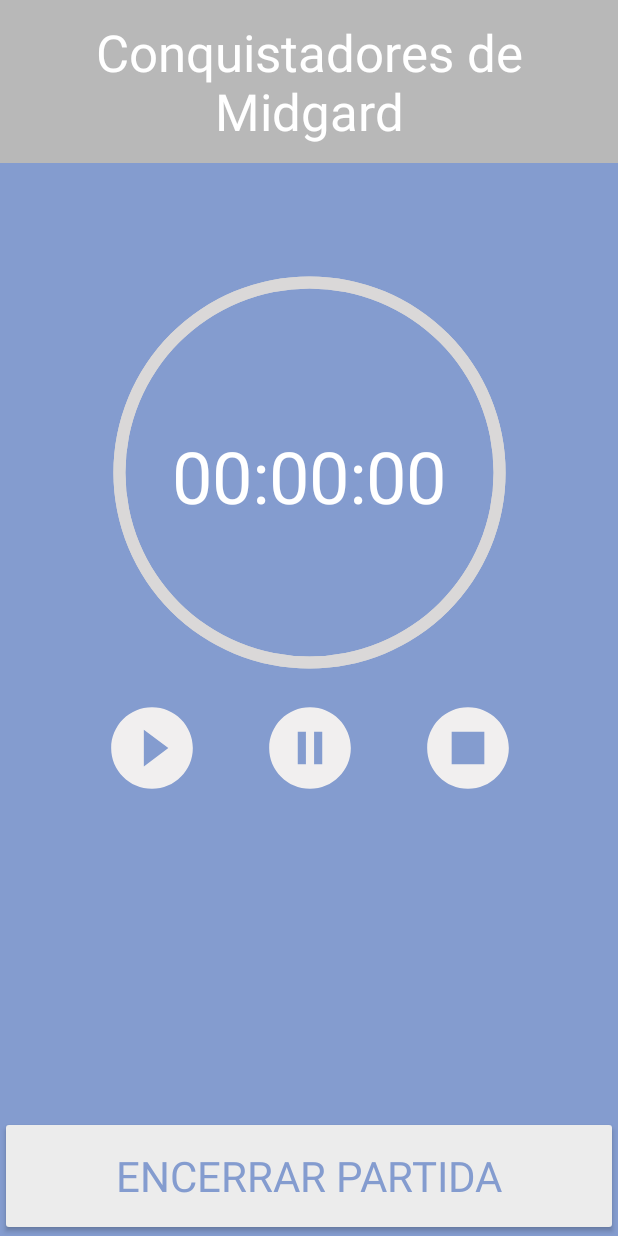
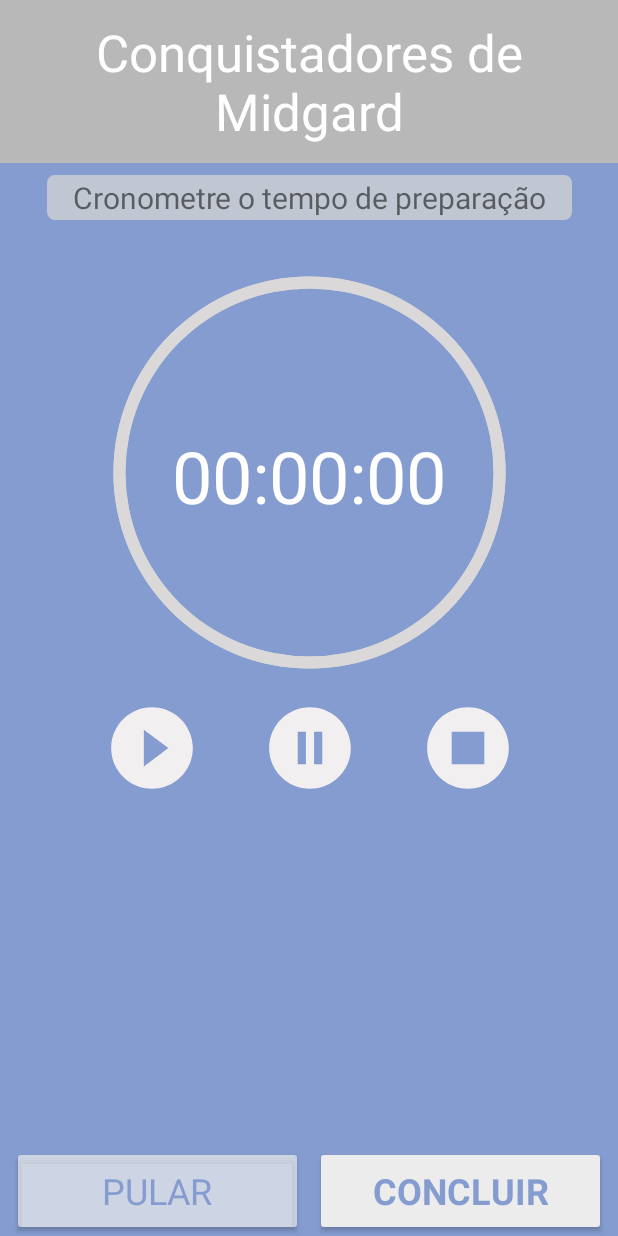
Before and after one commit to Luizahf/Ludometricas, an Android app: the CronometroActivity screen opened directly, with no data from a screen before it, on a phone screen of 412 x 824 dp. Run offline under Robolectric (Android 15) with nearby library versions, the phone set to English and light mode, and no system bars; our stand-ins replace Firebase (no records; nobody signed in at launch, a user with empty details on screens opened directly), Room's generated code.

Commit message:
Cronometrar tempo de preparacao do jogo

```diff
--- a/app/src/main/java/com/example/ludometricas/data/dao/AppDatabase.kt
+++ b/app/src/main/java/com/example/ludometricas/data/dao/AppDatabase.kt
@@ -6,7 +6,7 @@ import androidx.room.RoomDatabase
 @Database(entities = arrayOf(
     JogoLocal::class,
 ),
-    version = 5, exportSchema = false)
+    version = 6, exportSchema = false)
 abstract class AppDatabase : RoomDatabase() {
     abstract fun jogosDao(): JogosDao
 }
--- a/app/src/main/java/com/example/ludometricas/data/dataClasses/jogoLocal.kt
+++ b/app/src/main/java/com/example/ludometricas/data/dataClasses/jogoLocal.kt
@@ -14,11 +14,12 @@ data class JogoLocal (
     var RecordePontuacao: Int = 0,
     var RecordeData: String? = null,
     var tempoJogatina: Long  = 0,
+    var tempoMedioJogatina: Long  = 0,
     var notaMediaAteOMomento: Double = 0.0,
     var notaMecanicaMediaAteOMomento: Double = 0.0,
     var notaComponentesMediaAteOMomento: Double = 0.0,
     var notaExperienciaMediaAteOMomento: Double = 0.0,
     var jogatinas: Int = 0,
     var notaTotalAteOMomento: Double = 0.0,
-    var tempoMedioJogatina: Long? = 0,
+    var duracaoPreparacao: Long = 0
 )
--- a/app/src/main/java/com/example/ludometricas/data/jogo.kt
+++ b/app/src/main/java/com/example/ludometricas/data/jogo.kt
@@ -17,6 +17,7 @@ data class Jogo (
     var jogatinas: Int = 0,
     var historicoRecordes: MutableList<Recorde> = mutableListOf(),
     var tempoMedioJogatina: String = "0",
+    var tempoMedioPreparacao: String = "0",
     var tags: MutableList<String> = mutableListOf()
 
 )
--- a/app/src/main/res/layout/activity_cronometro.xml
+++ b/app/src/main/res/layout/activity_cronometro.xml
@@ -84,16 +84,64 @@
         app:srcCompat="@drawable/icn_stop" />
 
     <Button
-        android:id="@+id/encerrarPartida"
+        android:id="@+id/btn_concluir"
         android:layout_width="0dp"
-        android:layout_height="80dp"
+        android:layout_height="60dp"
+        android:layout_marginStart="8dp"
+        android:layout_marginEnd="8dp"
         android:backgroundTint="#ECECEC"
         android:fontFamily="sans-serif"
-        android:text="Encerrar partida"
+        android:text="concluir"
         android:textColor="@color/main_purple"
-        android:textSize="28sp"
+        android:textSize="24sp"
+        android:textStyle="bold"
         app:layout_constraintBottom_toBottomOf="parent"
         app:layout_constraintEnd_toEndOf="parent"
         app:layout_constraintHorizontal_bias="0.0"
+        app:layout_constraintStart_toStartOf="@+id/guideline3" />
+
+    <Button
+        android:id="@+id/btn_pular"
+        android:layout_width="0dp"
+        android:layout_height="60dp"
+        android:layout_marginStart="8dp"
+        android:backgroundTint="#B4ECECEC"
+        android:fontFamily="sans-serif"
+        android:text="Pular"
+        android:textColor="@color/main_purple"
+        android:textSize="24sp"
+        app:layout_constraintBottom_toBottomOf="parent"
+        app:layout_constraintEnd_toStartOf="@+id/guideline3"
+        app:layout_constraintHorizontal_bias="0.0"
         app:layout_constraintStart_toStartOf="parent" />
+
+    <ImageView
+        android:id="@+id/img_preparacao"
+        android:layout_width="350dp"
+        android:layout_height="30dp"
+        android:layout_marginTop="8dp"
+        app:layout_constraintEnd_toEndOf="parent"
+        app:layout_constraintStart_toStartOf="parent"
+        app:layout_constraintTop_toBottomOf="@+id/cronometro_titulo_jogo"
+        app:srcCompat="@drawable/caixa_cinza_boarda_redonda" />
+
+    <TextView
+        android:id="@+id/txt_etapa"
+        android:layout_width="wrap_content"
+        android:layout_height="wrap_content"
+        android:text="Cronometre o tempo de preparação"
+        android:textSize="20sp"
+        app:layout_constraintBottom_toBottomOf="@+id/img_preparacao"
+        app:layout_constraintEnd_toEndOf="@+id/img_preparacao"
+        app:layout_constraintStart_toStartOf="@+id/img_preparacao"
+        app:layout_constraintTop_toTopOf="@+id/img_preparacao" />
+
+    <androidx.constraintlayout.widget.Guideline
+        android:id="@+id/guideline3"
+        android:layout_width="wrap_content"
+        android:layout_height="wrap_content"
+        android:orientation="vertical"
+        app:layout_constraintGuide_begin="202dp" />
+
+
 </androidx.constraintlayout.widget.ConstraintLayout>
--- a/app/src/main/res/values/colors.xml
+++ b/app/src/main/res/values/colors.xml
@@ -8,4 +8,6 @@
     <color name="black">#FF000000</color>
     <color name="white">#FFFFFFFF</color>
     <color name="main_purple">#849CCF</color>
+    <color name="selected_icn">#C5C3C3</color>
+    <color name="common_icn">#F1EFEF</color>
 </resources>
```
Also changed, not shown: app/src/main/java/com/example/ludometricas/data/JogosRepository.kt (+43 -29 lines), app/src/main/java/com/example/ludometricas/presentation/cronometro/CronometroActivity.kt (+70 -11 lines).
